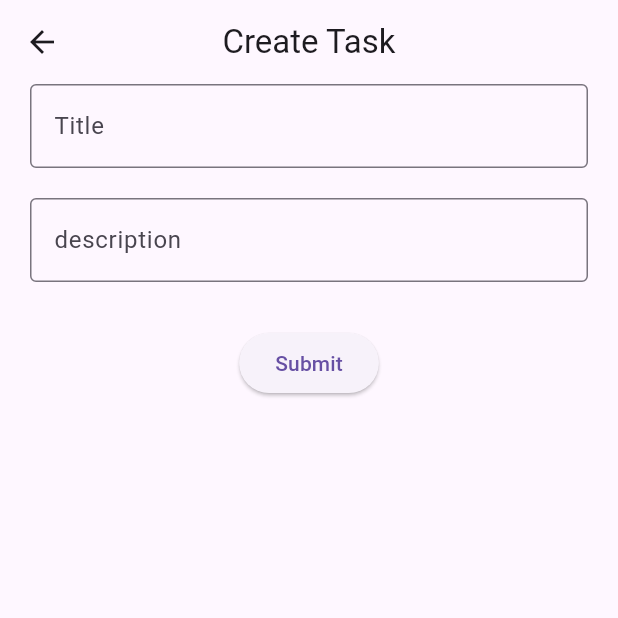
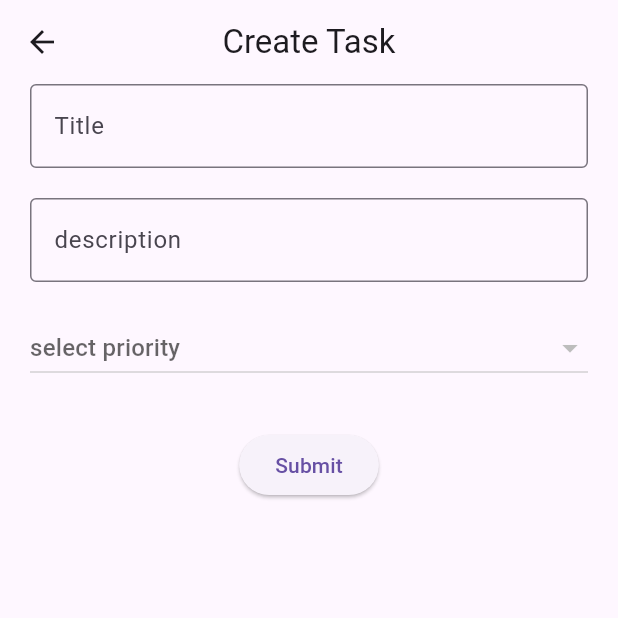
Before and after one commit to Zia-09/Firebase, a Flutter app: the Createtaskdemo screen opened directly, on a phone screen of 412 x 824 dp, the top half of it. Run offline on Flutter 3.47's test engine with Material 3 defaults, Android fonts, the phone set to English and light mode, and no system bars; our stand-ins replace cloud_firestore, firebase_core; accounts and stored records are empty.

```diff
--- a/lib/model/taskModel.dart
+++ b/lib/model/taskModel.dart
@@ -10,6 +10,7 @@ class Model {
   String? docid;
   String? title;
   String? description;
+  String? priorityID;
   String? image;
   bool? iscomplete;
   int? createAt;
@@ -18,6 +19,7 @@ class Model {
     this.docid,
     this.title,
     this.description,
+    this.priorityID,
     this.image,
     this.iscomplete,
     this.createAt,
@@ -27,6 +29,7 @@ class Model {
     docid: json["docid"],
     title: json["title"],
     description: json["description"],
+    priorityID: json["priorityID"],
     image: json["image"],
     iscomplete: json["iscomplete"],
     createAt: json["createAt"],
@@ -36,6 +39,7 @@ class Model {
     "docid": taskID,
     "title": title,
     "description": description,
+    "priorityID": priorityID,
     "image": image,
     "iscomplete": iscomplete,
     "createAt": createAt,
--- a/lib/screens/createTask.dart
+++ b/lib/screens/createTask.dart
@@ -1,4 +1,6 @@
+import 'package:firebase_practice/model/priorityModel.dart';
 import 'package:firebase_practice/model/taskModel.dart';
+import 'package:firebase_practice/serves/servece_priority.dart';
 import 'package:firebase_practice/serves/serves_Task.dart';
 import 'package:flutter/material.dart';
 
@@ -15,6 +17,18 @@ class _CreatetaskdemoState extends State<Createtaskdemo> {
   TextEditingController descriptionController = TextEditingController();
 
   bool isloading = false;
+
+  List<PriorityModel> priorityList = [];
+  PriorityModel? _selectedPriority;
+  @override
+  void initState() {
+    // TODO: implement initState
+    ServecePriority().GetAllPriorities().first.then((value) {
+      priorityList = value;
+      setState(() {});
+    });
+    super.initState();
+  }
 
   @override
   Widget build(BuildContext context) {
@@ -38,6 +52,22 @@ class _CreatetaskdemoState extends State<Createtaskdemo> {
                 border: OutlineInputBorder(),
                 hintText: "description",
               ),
+            ),
+            SizedBox(height: 20),
+            DropdownButton(
+              items: priorityList.map((e) {
+                return DropdownMenuItem(
+                  value: e,
+                  child: Text(e.name.toString()),
+                );
+              }).toList(),
+              isExpanded: true,
+              value: _selectedPriority,
+              hint: Text("select priority"),
+              onChanged: (value) {
+                _selectedPriority = value;
+                setState(() {});
+              },
             ),
             SizedBox(height: 30),
             isloading
@@ -66,6 +96,7 @@ class _CreatetaskdemoState extends State<Createtaskdemo> {
                                 description: descriptionController.text,
                                 createAt: DateTime.now().millisecond,
                                 iscomplete: false,
+                                priorityID: _selectedPriority!.docId.toString(),
                               ),
                             )
                             .then((value) {
--- a/pubspec.yaml
+++ b/pubspec.yaml
@@ -37,6 +37,7 @@ dependencies:
   cloud_firestore: ^6.0.0
   provider: ^6.1.5
   firebase_core: ^4.0.0
+  firebase_auth: ^6.0.0
 
 dev_dependencies:
   flutter_test:
```
Also changed, not shown: lib/screens/getAll_priorities.dart (+15 -0 lines), lib/screens/getall_Task.dart (+18 -3 lines), lib/serves/serves_Task.dart (+26 -4 lines), pubspec.lock, 3 other files.
